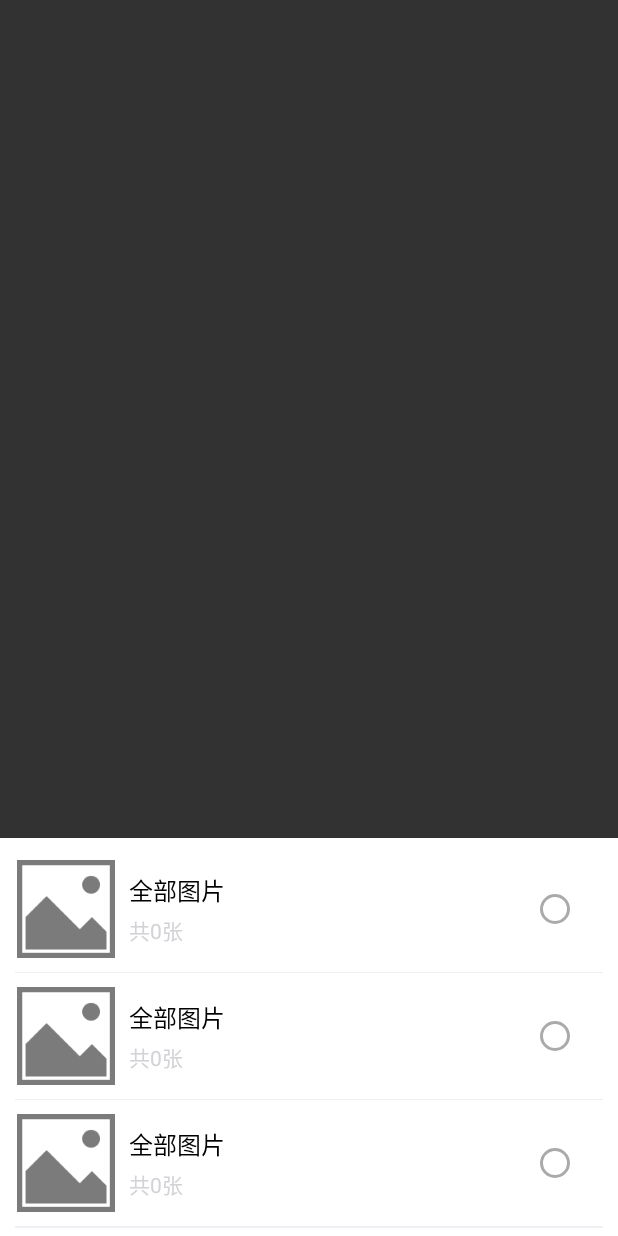
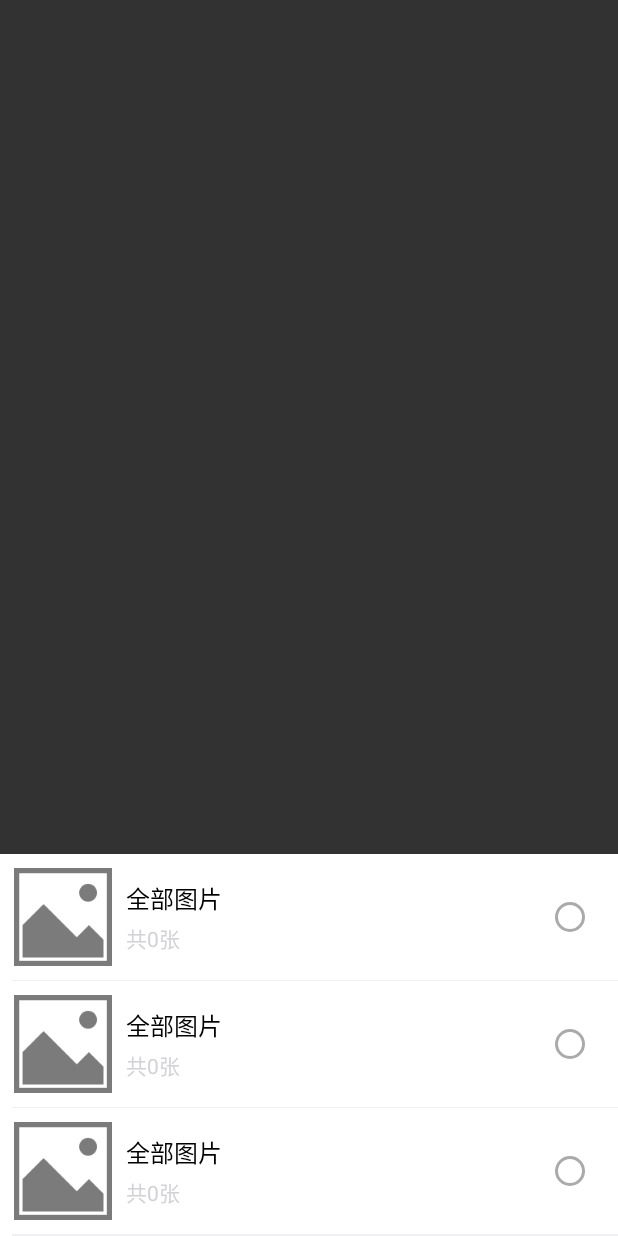
Before and after one commit to yang-guo-2016/ImagePicker, an Android app: the layout folder_popup_window.xml on its own in the app's theme, with its tools: preview values and no code run, on a phone screen of 412 x 824 dp. Run offline under Robolectric (Android 15) with nearby library versions, the phone set to English and light mode, and no system bars.

Commit message:
1、更新一些资源 2、增加README

```diff
--- a/app/src/main/java/io/github/changjiashuai/imagepicker/MainActivity.java
+++ b/app/src/main/java/io/github/changjiashuai/imagepicker/MainActivity.java
@@ -33,7 +33,7 @@ public class MainActivity extends AppCompatActivity {
         findViewById(R.id.btn_single_pick).setOnClickListener(new View.OnClickListener() {
             @Override
             public void onClick(View v) {
-                initSinglePicker();
+                initSinglePickerWithAllConfig();
             }
         });
         mIvImage = (ImageView) findViewById(R.id.iv_image);
@@ -60,7 +60,6 @@ public class MainActivity extends AppCompatActivity {
                 }
             }
         }
-        super.onActivityResult(requestCode, resultCode, data);
     }
 
     private void initMultiPicker(){
@@ -71,7 +70,8 @@ public class MainActivity extends AppCompatActivity {
 
     private void initMultiPickerWithAllConfig(){
         ImagePicker.Config config = new ImagePicker.Config(new GlideImageLoder());
-        config.multiMode(true).selectLimit(9).showCamera(true).outPutX(1000).outPutY(1000).focusWidth(800).focusHeight(800);
+        config.multiMode(true).selectLimit(9)
+                .showCamera(true).outPutX(1000).outPutY(1000).focusWidth(800).focusHeight(800);
         ImagePicker.getInstance().pickImageForResult(this, config);
     }
 
--- a/library/src/main/res/layout/folder_list_item.xml
+++ b/library/src/main/res/layout/folder_list_item.xml
@@ -3,7 +3,8 @@
     android:layout_width="match_parent"
     android:layout_height="match_parent"
     android:background="@color/image_picker_folder_popup_window_list_item_background"
-    android:orientation="vertical">
+    android:orientation="vertical"
+    android:paddingLeft="8dp">
 
     <LinearLayout
         android:layout_width="match_parent"
@@ -21,7 +22,7 @@
             android:layout_marginTop="8dp"
             android:contentDescription="@null"
             android:scaleType="centerCrop"
-            android:src="@drawable/default_image" />
+            android:src="@drawable/default_imagepicker_image" />
 
         <LinearLayout
             android:layout_width="0dp"
@@ -49,12 +50,12 @@
         </LinearLayout>
 
         <android.support.v7.widget.AppCompatRadioButton
-            android:focusable="false"
             android:id="@+id/rb_folder_check"
             android:layout_width="32dp"
             android:layout_height="32dp"
             android:layout_marginLeft="8dp"
             android:layout_marginRight="16dp"
+            android:focusable="false"
             android:theme="@style/ImagePickerTheme.RadioButton" />
     </LinearLayout>
 
--- a/library/src/main/res/layout/folder_popup_window.xml
+++ b/library/src/main/res/layout/folder_popup_window.xml
@@ -20,17 +20,14 @@
             android:layout_width="match_parent"
             android:layout_height="wrap_content"
             android:layout_alignParentBottom="true"
-            android:background="@color/image_picker_folder_popup_window_list_view_background">
+            android:background="@android:color/transparent">
 
             <ListView
                 android:id="@+id/listView"
                 android:layout_width="match_parent"
                 android:layout_height="match_parent"
                 android:layout_gravity="bottom"
-                android:layout_marginBottom="5dp"
-                android:layout_marginLeft="10dp"
-                android:layout_marginRight="10dp"
-                android:layout_marginTop="5dp"
+                android:layout_marginTop="6dp"
                 android:divider="@android:color/transparent"
                 android:dividerHeight="0dp"
                 tools:listitem="@layout/folder_list_item" />
--- a/library/src/main/res/layout/image_grid_list_item.xml
+++ b/library/src/main/res/layout/image_grid_list_item.xml
@@ -10,7 +10,7 @@
         android:layout_height="match_parent"
         android:contentDescription="@null"
         android:scaleType="centerCrop"
-        android:src="@drawable/default_image" />
+        android:src="@drawable/default_imagepicker_image" />
 
     <View
         android:id="@+id/mask"
--- a/library/src/main/res/layout/toolbar.xml
+++ b/library/src/main/res/layout/toolbar.xml
@@ -12,7 +12,7 @@
         android:layout_centerVertical="true"
         android:background="@drawable/selector_back_press"
         android:padding="14dp"
-        android:src="@drawable/ic_back" />
+        android:src="@drawable/ic_imagepicker_back" />
 
     <View
         android:layout_width="1px"
@@ -54,6 +54,6 @@
         android:layout_centerVertical="true"
         android:background="@drawable/selector_back_press"
         android:padding="14dp"
-        android:src="@drawable/ic_del"
+        android:src="@drawable/ic_imagepicker_del"
         android:visibility="gone" />
 </RelativeLayout>
--- a/library/src/main/res/values/colors.xml
+++ b/library/src/main/res/values/colors.xml
@@ -1,16 +1,19 @@
 <?xml version="1.0" encoding="utf-8"?>
 <resources>
+    <!--pressed button in bar-->
     <color name="image_picker_button_pressed_color">#cc22292c</color>
 
+    <!--statusBar-->
     <color name="image_picker_status_bar">#303135</color>
 
+    <!--toolbar-->
     <color name="image_picker_toolbar_background">#303135</color>
     <color name="image_picker_toolbar_divider_background">#cc111111</color>
     <color name="image_picker_toolbar_title_text_color">#ffffff</color>
     <color name="image_picker_toolbar_button_text_color">#ffffff</color>
 
+    <!--image grid-->
     <color name="image_picker_image_grid_background">#111111</color>
-    <color name="image_picker_image_grid_camera_text_color">#CDCECE</color>
     <color name="image_picker_image_grid_list_item_mask_color">#88000000</color>
     <color name="image_picker_image_grid_bottom_bar_background">#303135</color>
     <color name="image_picker_image_grid_bottom_bar_button_dir_text_color">#FFFFFF</color>
@@ -18,32 +21,35 @@
     <color name="image_picker_image_grid_bottom_bar_button_preview_text_color">#FFFFFF</color>
     <color name="image_picker_image_grid_bottom_bar_divider_background">#cc111111</color>
 
+    <!--image folder-->
     <color name="image_picker_folder_popup_window_mask_view_background">#C000</color>
-    <color name="image_picker_folder_popup_window_list_view_background">#FFFFFF</color>
     <color name="image_picker_folder_popup_window_bottom_margin_view_background">#0000</color>
 
     <color name="image_picker_folder_popup_window_list_item_background">#FFFFFF</color>
-    <color name="image_picker_folder_popup_window_list_item_folder_name_text_color">@android:color/black</color>
+    <color name="image_picker_folder_popup_window_list_item_folder_name_text_color">#000</color>
     <color name="image_picker_folder_popup_window_list_item_image_count_text_color">#d2d2d7</color>
     <color name="image_picker_folder_popup_window_list_item_divider">#f0f0f4</color>
 
+    <!--image preview-->
     <color name="image_picker_image_preview_background">#000</color>
     <color name="image_picker_image_preview_bottom_bar_background">#cc22292c</color>
     <color name="image_picker_image_preview_bottom_bar_origin_text_color">#ffffff</color>
     <color name="image_picker_image_preview_bottom_bar_select_text_color">#ffffff</color>
 
+    <!--image crop-->
     <color name="image_picker_image_crop_background">#000</color>
 
+    <!--image checkbox-->
     <color name="image_picker_checkbox_normal">@android:color/darker_gray</color>
-    <color name="image_picker_checkbox_selected">@color/kelly_green</color>
+    <color name="image_picker_checkbox_selected">#45B600</color>
 
+    <!--image radio button-->
     <color name="image_picker_radiobutton_normal">@android:color/darker_gray</color>
-    <color name="image_picker_radiobutton_selected">@color/kelly_green</color>
+    <color name="image_picker_radiobutton_selected">#45B600</color>
 
-    <color name="image_picker_button_normal">@color/napier_green</color>
+    <!--image button-->
+    <color name="image_picker_button_normal">#2A7300</color>
     <color name="image_picker_button_disabled">#7fa87f</color>
-    <color name="image_picker_button_selected">@color/kelly_green</color>
+    <color name="image_picker_button_selected">#45B600</color>
 
-    <color name="kelly_green">#45B600</color>
-    <color name="napier_green">#2A7300</color>
 </resources>
```
Also changed, not shown: app/src/main/res/values/colors.xml (+51 -2 lines), library/src/main/java/io/github/changjiashuai/ImagePicker.java (+4 -3 lines), library/src/main/res/layout/image_grid_list_item_with_camera.xml (+6 -10 lines), library/src/main/res/drawable/default_imagepicker_image.png (renamed from library/src/main/res/drawable/default_image.png), library/src/main/res/drawable/ic_imagepicker_back.png (renamed from library/src/main/res/drawable/ic_back.png), library/src/main/res/drawable/ic_imagepicker_camera.png (renamed from library/src/main/res/drawable/ic_camera.png), library/src/main/res/drawable/ic_imagepicker_del.png (renamed from library/src/main/res/drawable/ic_del.png), 1 other file.
